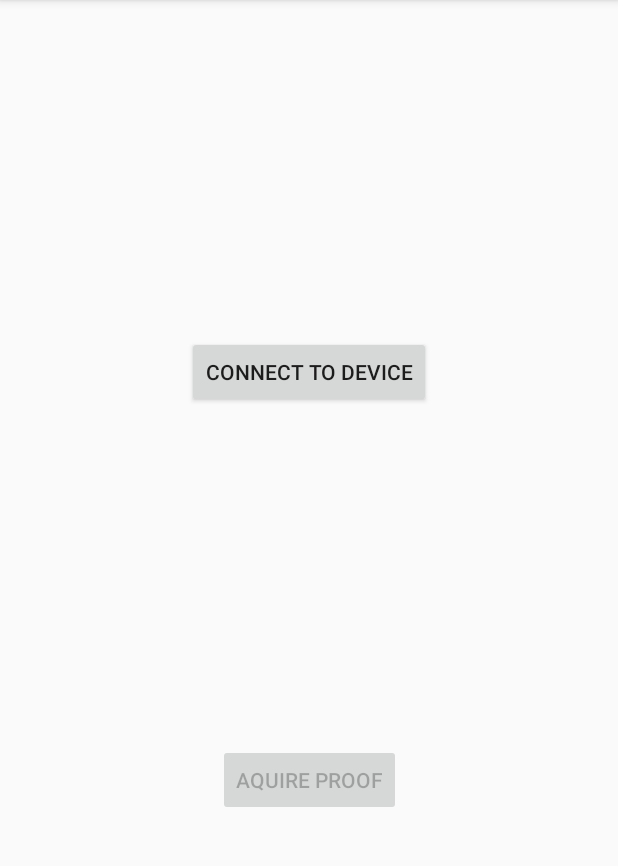
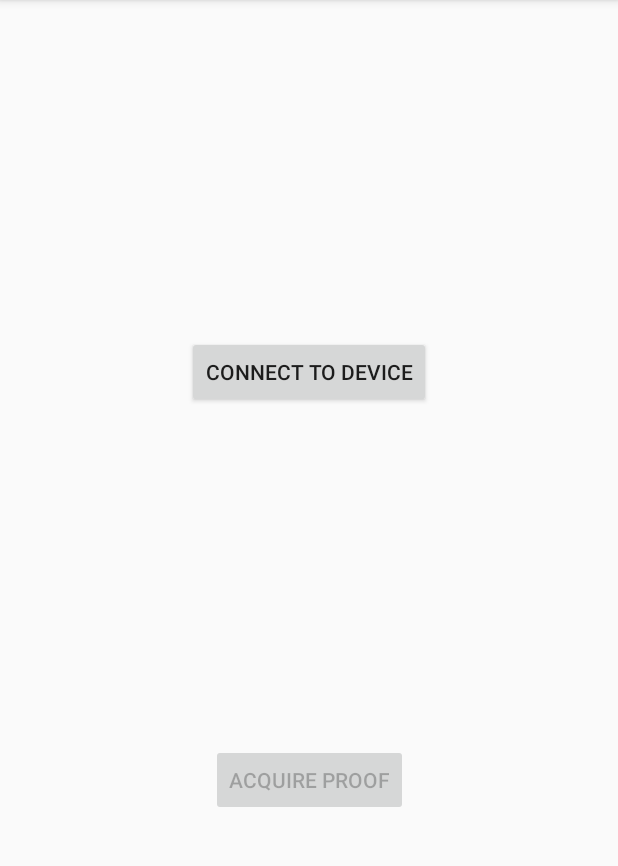
Before and after one commit to SwinburneBlockchain/ProducerApp, an Android app: the ProofOfLocation screen opened directly, with no data from a screen before it, on a phone screen of 412 x 824 dp, the part 84-950 px from its top. Run offline under Robolectric (Android 15) with nearby library versions, the phone set to English and light mode, and no system bars.

Commit message:
Fixed spelling mistake

```diff
--- a/app/src/main/res/layout/activity_proof_of_location.xml
+++ b/app/src/main/res/layout/activity_proof_of_location.xml
@@ -25,10 +25,10 @@
         android:layout_height="wrap_content"
         android:elevation="0dp"
         android:onClick="aquireProof"
-        android:text="Aquire Proof"
+        android:text="Acquire Proof"
+        app:layout_constraintBottom_toBottomOf="parent"
+        app:layout_constraintLeft_toLeftOf="parent"
         app:layout_constraintRight_toRightOf="parent"
-        app:layout_constraintLeft_toLeftOf="parent"
-        app:layout_constraintBottom_toBottomOf="parent"
         app:layout_constraintTop_toBottomOf="@+id/connectToDevice" />
 
 </android.support.constraint.ConstraintLayout>
```
